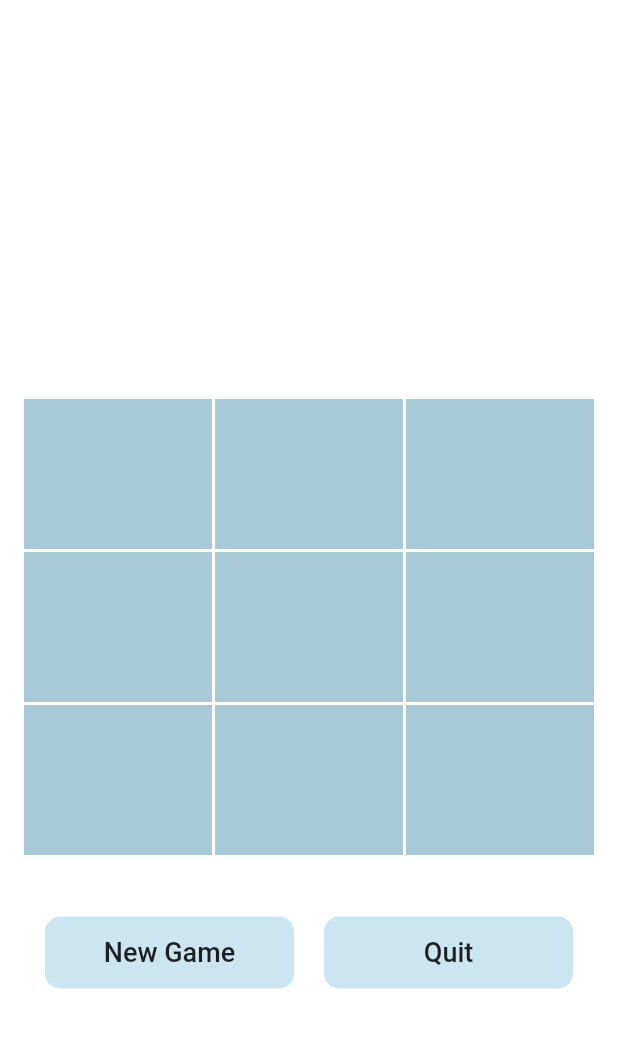
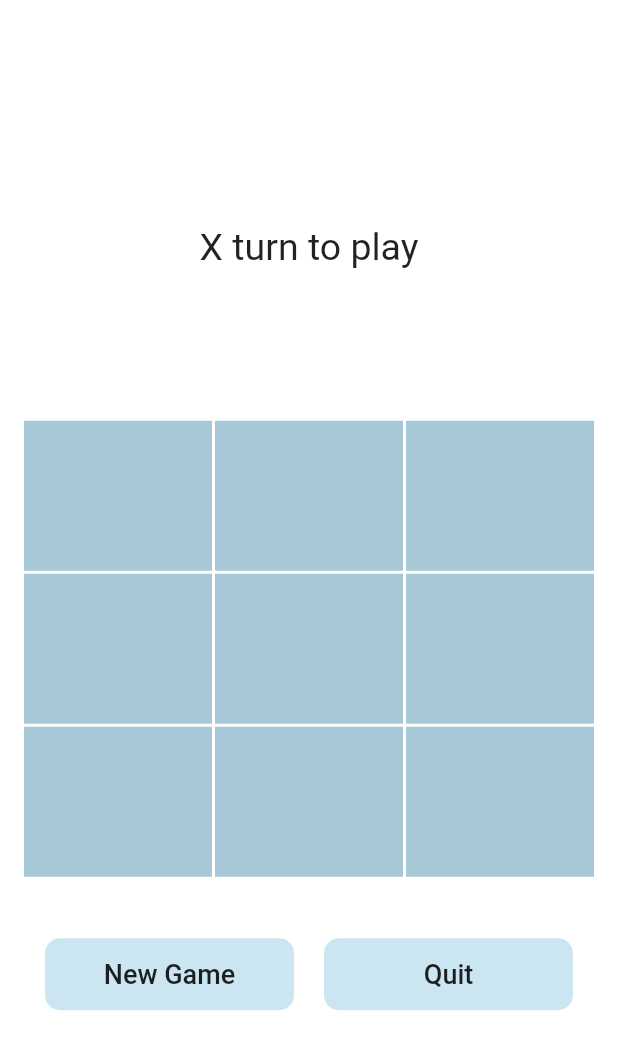
Before and after one commit to ngbede/tictactoe, a Flutter app: the GameBoard screen opened by its route, on a phone screen of 412 x 824 dp. Shown: the top 1050 px of the screen. Run offline on Flutter 3.47's test engine with Material 2 defaults, Android fonts, the phone set to English and light mode, and no system bars.

Commit message:
added info bar plus updated the message info

```diff
--- a/lib/components/boxes.dart
+++ b/lib/components/boxes.dart
@@ -1,7 +1,5 @@
 import 'package:flutter/material.dart';
-import 'package:tictactoe/logic/brain.dart';
-
-TicTacToe game = TicTacToe();
+import 'package:tictactoe/constant.dart';
 
 class Square extends StatefulWidget {
   final int boxNum;
@@ -18,13 +16,15 @@ class _SquareState extends State<Square> {
       child: GestureDetector(
         onTap: () {
           bool done = game.checkBoard(widget.boxNum);
-          game.analyseBoard();
           if (done) {
             setState(
               () {
-                letter = game.board[widget.boxNum];
+                game.analyseBoard();
+                letter = game.letters[game.getMovesPlayed() - 1];
+                turn = game.message();
                 print(game.board);
-                print(game.currentLetter());
+                print(turn);
+                print(game.win);
               },
             );
           }
--- a/lib/constant.dart
+++ b/lib/constant.dart
@@ -1,5 +1,11 @@
 import 'logic/brain.dart';
 import 'components/board.dart';
+import 'package:flutter/material.dart';
 
 TicTacToe game = TicTacToe();
 Board board = Board();
+String turn = "X turn to play";
+Text display = Text(
+  turn,
+  style: TextStyle(fontSize: 25),
+);
--- a/lib/screens/game_page.dart
+++ b/lib/screens/game_page.dart
@@ -1,6 +1,6 @@
 import 'package:flutter/material.dart';
-import 'package:tictactoe/components/boxes.dart';
 import 'package:tictactoe/components/actionbutton.dart';
+import 'package:tictactoe/constant.dart';
 
 class GameBoard extends StatefulWidget {
   @override
@@ -16,59 +16,11 @@ class _GameBoardState extends State<GameBoard> {
         child: Column(
           mainAxisAlignment: MainAxisAlignment.center,
           children: [
-            Column(
-              children: <Widget>[
-                SizedBox(height: 100),
-                Padding(
-                  padding: const EdgeInsets.symmetric(horizontal: 15.0),
-                  child: Row(
-                    children: <Widget>[
-                      Square(
-                        boxNum: 0,
-                      ),
-                      Square(
-                        boxNum: 1,
-                      ),
-                      Square(
-                        boxNum: 2,
-                      ),
-                    ],
-                  ),
-                ),
-                Padding(
-                  padding: const EdgeInsets.symmetric(horizontal: 15.0),
-                  child: Row(
-                    children: <Widget>[
-                      Square(
-                        boxNum: 3,
-                      ),
-                      Square(
-                        boxNum: 4,
-                      ),
-                      Square(
-                        boxNum: 5,
-                      ),
-                    ],
-                  ),
-                ),
-                Padding(
-                  padding: const EdgeInsets.symmetric(horizontal: 15.0),
-                  child: Row(
-                    children: <Widget>[
-                      Square(
-                        boxNum: 6,
-                      ),
-                      Square(
-                        boxNum: 7,
-                      ),
-                      Square(
-                        boxNum: 8,
-                      ),
-                    ],
-                  ),
-                ),
-              ],
+            Text(
+              turn,
+              style: TextStyle(fontSize: 25),
             ),
+            board,
             Padding(
               padding: const EdgeInsets.only(left: 30, right: 30, top: 40),
               child: Row(
```
Also changed, not shown: lib/logic/brain.dart (+12 -2 lines).
